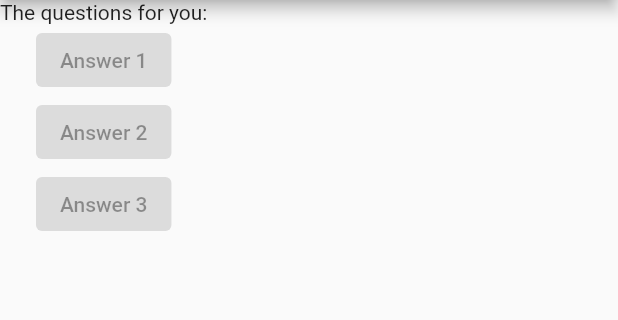
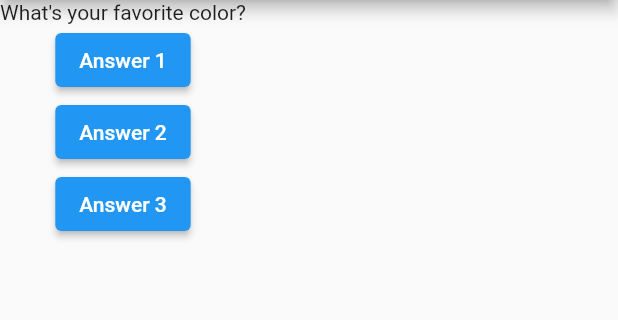
Before and after one commit to Avatbar/flutter_playground, a Flutter app: the screen it shows after launch, on a phone screen of 412 x 824 dp, the part 84-404 px from its top. Run offline on Flutter 3.47's test engine with Material 2 defaults, Android fonts, the phone set to English and light mode, and no system bars.

Commit message:
video 40 completed

```diff
--- a/flutter_guide/lib/main.dart
+++ b/flutter_guide/lib/main.dart
@@ -1,30 +1,66 @@
 import 'package:flutter/material.dart';
+
+import './question.dart';
 
 // void main() {
 //   runApp(MyApp());
 // }
 void main() => runApp(MyApp()); //---> this is shorter version
 
-class MyApp extends StatelessWidget{
+class MyApp extends StatefulWidget {
+  // so we can reload when states changes in app
+  @override
+  State<StatefulWidget> createState() {
+    return _MyAppState();
+  }
+}
+
+class _MyAppState extends State<MyApp> {
+  // states to by restarted when its called from MyApp
+  int _questionIndex = 0;
+
+  void _answerQuestion() {
+    setState(() {
+      _questionIndex++;
+    });
+    print(_questionIndex);
+  }
+
   @override
   Widget build(BuildContext context) {
     List<String> questions = [
       "What\'s your favorite color?",
       "What\'s your favorite animal?",
     ];
-    return MaterialApp(home: Scaffold(
-      appBar: AppBar(title: Text("My First App"),  // Text() is class too
+
+    return MaterialApp(
+      home: Scaffold(
+        appBar: AppBar(
+          title: Text("My First App"), // Text() is class too
+        ),
+        body: Column(
+          children: <Widget>[
+            Question(questions[_questionIndex]),
+            ElevatedButton(
+              child: Text("Answer 1"),
+              onPressed: _answerQuestion,
+            ),
+            // onPressed: null, added to prevent errors
+            ElevatedButton(
+              child: Text("Answer 2"),
+              onPressed: () {
+                print("Answer 2 chosen");
+              },
+            ),
+            ElevatedButton(
+              child: Text("Answer 3"),
+              onPressed: () {
+                print("Answer 3 chosen");
+              },
+            ),
+          ],
+        ),
       ),
-      body: Column(children: <Widget>[
-        Text("The questions for you:"),
-        ElevatedButton(child: Text("Answer 1"),
-          onPressed: null,), // onPressed: null, added to prevent errors
-        ElevatedButton(child: Text("Answer 2"),
-          onPressed: null,),
-        ElevatedButton(child: Text("Answer 3"),
-          onPressed: null,),
-      ],),
-    ),
     );
   }
 }
--- /dev/null
+++ b/flutter_guide/lib/question.dart
@@ -0,0 +1,15 @@
+import 'package:flutter/material.dart';
+
+class Question extends StatelessWidget {
+  final String _questionText;
+
+  Question(this._questionText);
+
+  @override
+  Widget build(BuildContext context) {
+    return Text(
+      _questionText,
+      style: TextStyle(),
+    );
+  }
+}
```
